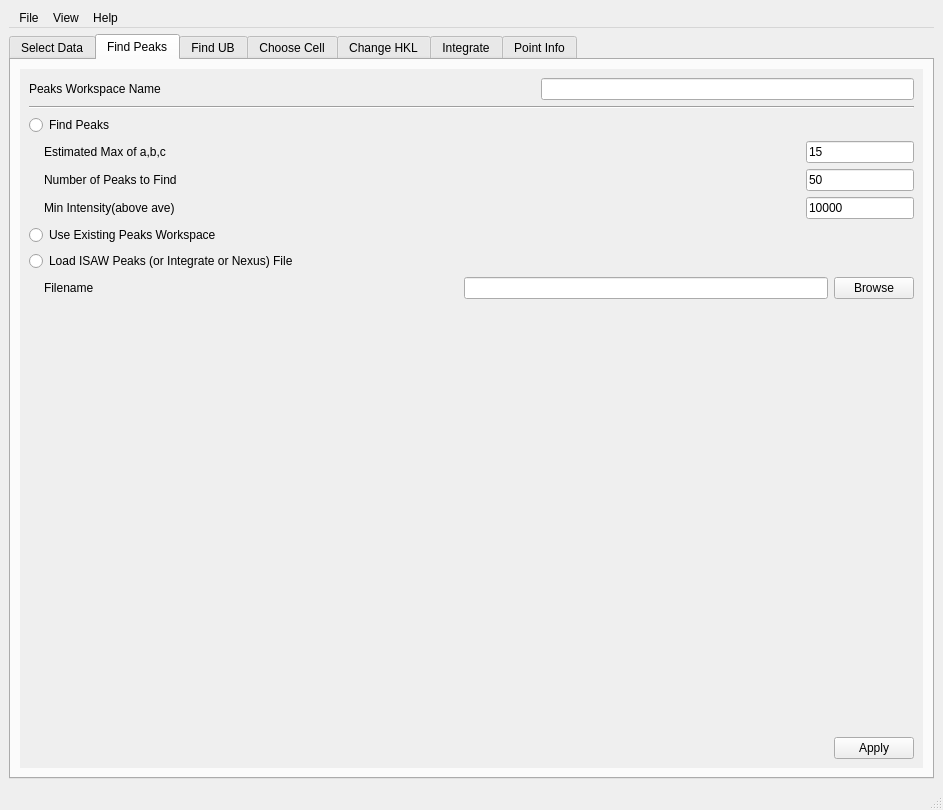
Old version of the form MantidQt/CustomInterfaces/inc/MantidQtCustomInterfaces/MantidEV.ui in the repository mantidproject/mantid.
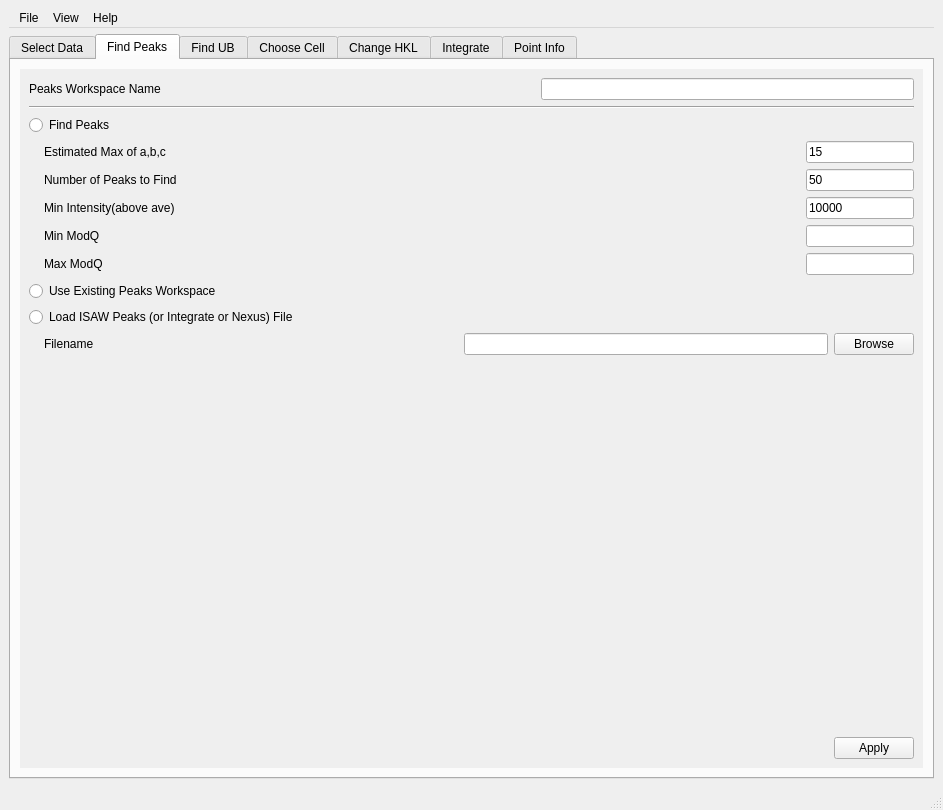
New version of the form.

The edit to the form file:
```diff
--- a/MantidQt/CustomInterfaces/inc/MantidQtCustomInterfaces/MantidEV.ui
+++ b/MantidQt/CustomInterfaces/inc/MantidQtCustomInterfaces/MantidEV.ui
@@ -883,6 +883,114 @@
               </item>
              </layout>
             </item>
+            <item>
+             <layout class="QHBoxLayout" name="horizontalLayout_113">
+              <item>
+               <spacer name="horizontalSpacer_112">
+                <property name="orientation">
+                 <enum>Qt::Horizontal</enum>
+                </property>
+                <property name="sizeType">
+                 <enum>QSizePolicy::Fixed</enum>
+                </property>
+                <property name="sizeHint" stdset="0">
+                 <size>
+                  <width>15</width>
+                  <height>20</height>
+                 </size>
+                </property>
+               </spacer>
+              </item>
+              <item>
+               <widget class="QLabel" name="MinQPeaks_lbl">
+                <property name="text">
+                 <string>Min ModQ</string>
+                </property>
+               </widget>
+              </item>
+              <item>
+               <spacer name="horizontalSpacer_116">
+                <property name="orientation">
+                 <enum>Qt::Horizontal</enum>
+                </property>
+                <property name="sizeHint" stdset="0">
+                 <size>
+                  <width>40</width>
+                  <height>20</height>
+                 </size>
+                </property>
+               </spacer>
+              </item>
+              <item>
+               <widget class="QLineEdit" name="MinQPeaks_ledt">
+                <property name="sizePolicy">
+                 <sizepolicy hsizetype="Fixed" vsizetype="Fixed">
+                  <horstretch>0</horstretch>
+                  <verstretch>0</verstretch>
+                 </sizepolicy>
+                </property>
+                <property name="toolTip">
+                 <string>Lower bound on mod Q for peaks.</string>
+                 <string>10000</string>
+                </property>
+               </widget>
+              </item>
+             </layout>
+            </item>
+            <item>
+             <layout class="QHBoxLayout" name="horizontalLayout_213">
+              <item>
+               <spacer name="horizontalSpacer_212">
+                <property name="orientation">
+                 <enum>Qt::Horizontal</enum>
+                </property>
+                <property name="sizeType">
+                 <enum>QSizePolicy::Fixed</enum>
+                </property>
+                <property name="sizeHint" stdset="0">
+                 <size>
+                  <width>15</width>
+                  <height>20</height>
+                 </size>
+                </property>
+               </spacer>
+              </item>
+              <item>
+               <widget class="QLabel" name="MaxQPeaks_lbl">
+                <property name="text">
+                 <string>Max ModQ</string>
+                </property>
+               </widget>
+              </item>
+              <item>
+               <spacer name="horizontalSpacer_216">
+                <property name="orientation">
+                 <enum>Qt::Horizontal</enum>
+                </property>
+                <property name="sizeHint" stdset="0">
+                 <size>
+                  <width>40</width>
+                  <height>20</height>
+                 </size>
+                </property>
+               </spacer>
+              </item>
+              <item>
+               <widget class="QLineEdit" name="MaxQPeaks_ledt">
+                <property name="sizePolicy">
+                 <sizepolicy hsizetype="Fixed" vsizetype="Fixed">
+                  <horstretch>0</horstretch>
+                  <verstretch>0</verstretch>
+                 </sizepolicy>
+                </property>
+                <property name="toolTip">
+                 <string>Upper bound on mod Q for peaks.</string>
+                 <string>10000</string>
+                </property>
+               </widget>
+              </item>
+             </layout>
+            </item>
             <item>
              <widget class="QRadioButton" name="UseExistingPeaksWorkspace_rbtn">
               <property name="toolTip">
```
